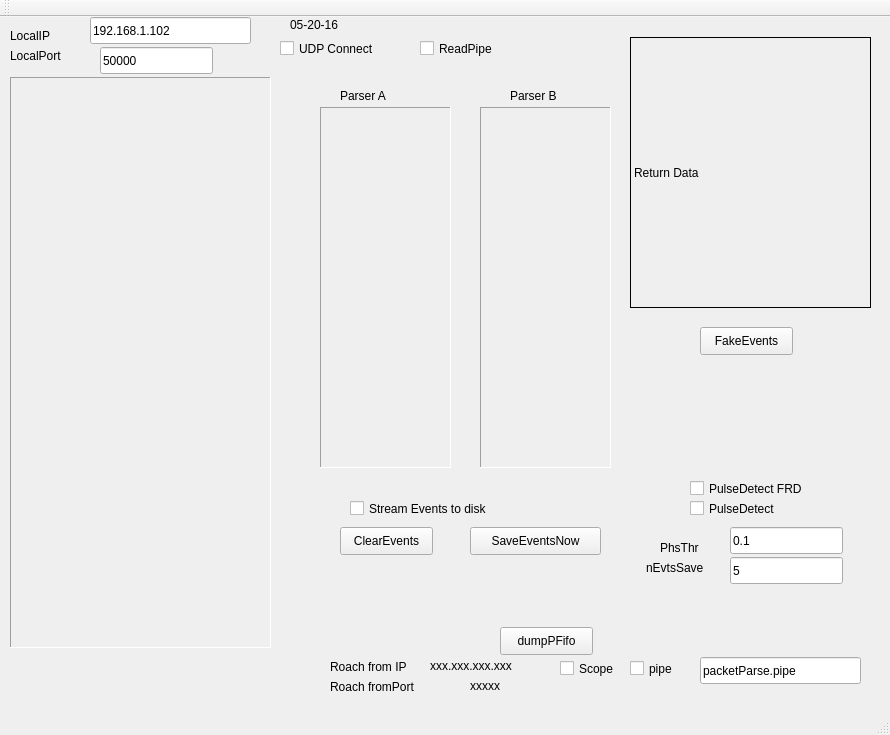
Qt form Roach2DevelopmentTree/QT/readRoachStream/mainwindow.ui (APSDetectors/RoachFirmPy) before a commit.
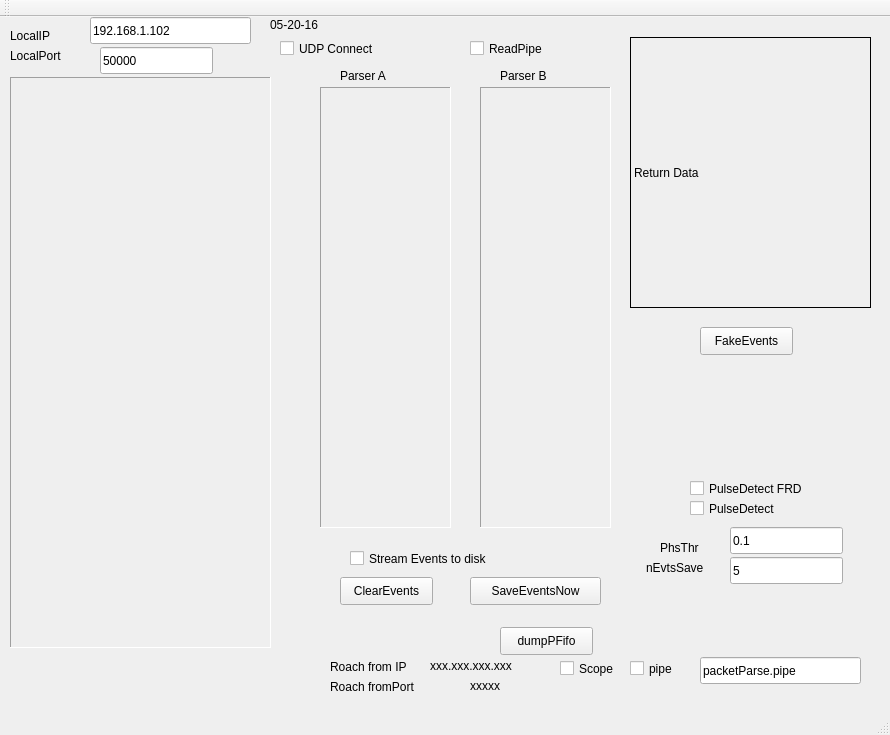
The same form after that commit.

What changed in the file:
```diff
--- a/Roach2DevelopmentTree/QT/readRoachStream/mainwindow.ui
+++ b/Roach2DevelopmentTree/QT/readRoachStream/mainwindow.ui
@@ -167,7 +167,7 @@
     <property name="geometry">
      <rect>
       <x>340</x>
-      <y>70</y>
+      <y>50</y>
       <width>67</width>
       <height>17</height>
      </rect>
@@ -179,8 +179,8 @@
    <widget class="QLabel" name="label_4">
     <property name="geometry">
      <rect>
-      <x>510</x>
-      <y>70</y>
+      <x>500</x>
+      <y>50</y>
       <width>67</width>
       <height>17</height>
      </rect>
@@ -193,9 +193,9 @@
     <property name="geometry">
      <rect>
       <x>320</x>
-      <y>90</y>
+      <y>70</y>
       <width>131</width>
-      <height>361</height>
+      <height>441</height>
      </rect>
     </property>
     <property name="frameShape">
@@ -212,9 +212,9 @@
     <property name="geometry">
      <rect>
       <x>480</x>
-      <y>90</y>
+      <y>70</y>
       <width>131</width>
-      <height>361</height>
+      <height>441</height>
      </rect>
     </property>
     <property name="frameShape">
@@ -250,7 +250,7 @@
     <property name="geometry">
      <rect>
       <x>340</x>
-      <y>510</y>
+      <y>560</y>
       <width>93</width>
       <height>28</height>
      </rect>
@@ -263,7 +263,7 @@
     <property name="geometry">
      <rect>
       <x>470</x>
-      <y>510</y>
+      <y>560</y>
       <width>131</width>
       <height>28</height>
      </rect>
@@ -275,7 +275,7 @@
    <widget class="QCheckBox" name="checkBox_readpipe">
     <property name="geometry">
      <rect>
-      <x>420</x>
+      <x>470</x>
       <y>20</y>
       <width>131</width>
       <height>23</height>
@@ -288,7 +288,7 @@
    <widget class="QLabel" name="label_builddate">
     <property name="geometry">
      <rect>
-      <x>290</x>
+      <x>270</x>
       <y>0</y>
       <width>291</width>
       <height>17</height>
@@ -341,7 +341,7 @@
     <property name="geometry">
      <rect>
       <x>350</x>
-      <y>480</y>
+      <y>530</y>
       <width>211</width>
       <height>23</height>
      </rect>
```
